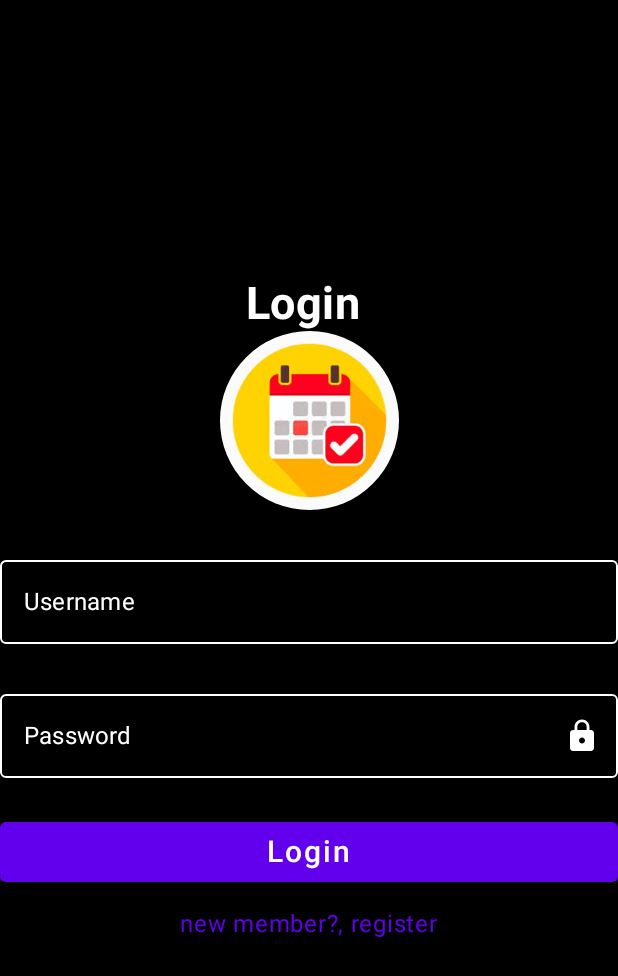
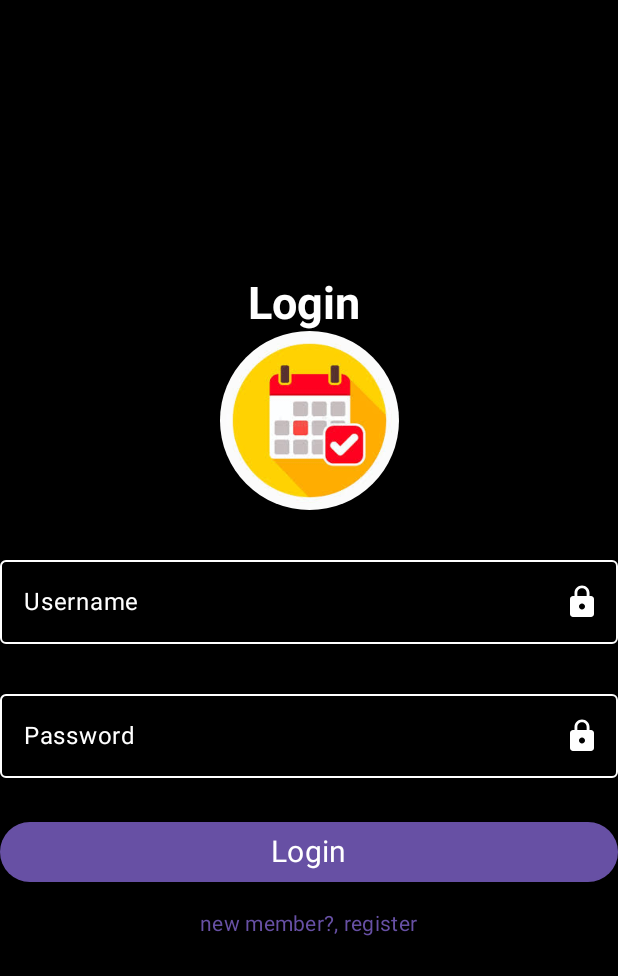
Before and after one commit to ziko387/Reminder-app, an Android app built with Jetpack Compose: the @Preview function LoginScreenPreview, on a phone screen of 412 x 824 dp. Shown: the top 976 px of the screen. Run offline under Robolectric (Android 15) with nearby library versions, the phone set to English and light mode, and no system bars.

```diff
--- a/app/src/main/java/com/example/reminderapp/data/database/ReminderDatabase.kt
+++ b/app/src/main/java/com/example/reminderapp/data/database/ReminderDatabase.kt
@@ -6,8 +6,11 @@ import androidx.room.RoomDatabase
 import com.example.reminderapp.data.model.Reminder
 import com.example.reminderapp.data.Dao.ReminderDao
 import androidx.room.Room
+import com.example.reminderapp.Converter
+import androidx.room.TypeConverters
 
 @Database(entities = [Reminder::class,], version = 1)
+@TypeConverters(Converter::class)
 abstract class AppDatabase : RoomDatabase() {
     abstract fun reminderDao(): ReminderDao
     companion object {
--- a/app/src/main/java/com/example/reminderapp/data/model/Reminder.kt
+++ b/app/src/main/java/com/example/reminderapp/data/model/Reminder.kt
@@ -7,8 +7,8 @@ import java.time.LocalDateTime
 
 @Entity(tableName = "reminder")
 data class Reminder(
-    @PrimaryKey(autoGenerate = true) val reminderid: Int,
-    val userid: Int,
+    @PrimaryKey(autoGenerate = true) val reminderId: Int,
+    val userId: Int,
     val name: String,
     val description: String,
     val datetime: LocalDateTime,
--- a/app/src/main/java/com/example/reminderapp/presentation/RemainderViewModel.kt
+++ b/app/src/main/java/com/example/reminderapp/presentation/RemainderViewModel.kt
@@ -3,7 +3,6 @@ package com.example.reminderapp.presentation
 import com.example.reminderapp.data.Repository.ReminderRepository
 import com.example.reminderapp.data.model.Reminder
 import androidx.lifecycle.ViewModel
-import com.example.reminderapp.data.model.User
 import kotlinx.coroutines.flow.Flow
 import kotlinx.coroutines.runBlocking
 import java.time.LocalDateTime
@@ -12,7 +11,7 @@ import java.util.Date
 
 class ReminderViewModel(private val reminderRepository: ReminderRepository, ) : ViewModel() {
     val getUpcomingReminders: (Reminder) -> Unit = { remainder ->
-      reminderRepository.getUpcomingReminders(remainder.userid)
+      reminderRepository.getUpcomingReminders(remainder.userId)
     }
     val getCompletedReminders: (Reminder) -> Unit = { remainder ->
 
--- a/app/src/main/java/com/example/reminderapp/presentation/components/login.kt
+++ b/app/src/main/java/com/example/reminderapp/presentation/components/login.kt
@@ -14,8 +14,8 @@ import androidx.compose.foundation.layout.Arrangement
 import androidx.compose.foundation.layout.Spacer
 import androidx.compose.foundation.layout.fillMaxWidth
 import androidx.compose.foundation.layout.height
-import androidx.compose.material.Text
-import androidx.compose.material.MaterialTheme
+import androidx.compose.material3.Text
+import androidx.compose.material3.MaterialTheme
 import androidx.compose.ui.unit.sp
 import androidx.compose.ui.res.painterResource
 import com.example.reminderapp.R
@@ -24,20 +24,21 @@ import androidx.compose.ui.draw.clip
 import androidx.compose.ui.unit.dp
 import androidx.compose.foundation.shape.CircleShape
 import androidx.compose.ui.layout.ContentScale
-import androidx.compose.material.OutlinedTextField
+import androidx.compose.material3.OutlinedTextField
 import androidx.compose.ui.text.input.PasswordVisualTransformation
-import androidx.compose.material.Button
-import androidx.compose.material.TextButton
+import androidx.compose.material3.Button
+import androidx.compose.material3.TextButton
 import androidx.compose.ui.tooling.preview.Preview
 import androidx.compose.foundation.background
-import androidx.compose.material.IconButton
-import androidx.compose.material.TextFieldColors
+import androidx.compose.material3.IconButton
 import androidx.compose.ui.graphics.Color
 import androidx.compose.ui.text.font.FontWeight
-import androidx.compose.material.TextFieldDefaults
 import androidx.compose.material.icons.Icons
 import androidx.compose.material.icons.filled.Lock
+
+
 import androidx.compose.material3.Icon
+import androidx.compose.material3.OutlinedTextFieldDefaults
 import androidx.compose.ui.text.input.VisualTransformation
 
 
@@ -58,7 +59,7 @@ fun LoginScreen() {
             text = "Login ",
             color = Color.White,
             fontWeight = FontWeight.Bold,
-            style = MaterialTheme.typography.h4,
+            style = MaterialTheme.typography.headlineMedium,
             fontSize = 30.sp
         )
         Image(
@@ -72,16 +73,42 @@ fun LoginScreen() {
         OutlinedTextField(
             value = username,
             onValueChange = { username = it },
+            modifier = Modifier.fillMaxWidth(),
             label = { Text("Username") },
-            colors = TextFieldDefaults.outlinedTextFieldColors(
+            colors = OutlinedTextFieldDefaults.colors(
                 focusedBorderColor = Color.White,
                 unfocusedBorderColor = Color.White,
-                textColor = Color.White,
                 focusedLabelColor = Color.White,
-                unfocusedLabelColor = Color.White
+               unfocusedLabelColor = Color.White
+
             ),
+
+//            colors = TextFieldDefaults.outlinedTextFieldColors(
+//                focusedBorderColor = Color.White,
+//                unfocusedBorderColor = Color.White,
+//                textColor = Color.White,
+//                focusedLabelColor = Color.White,
+//                unfocusedLabelColor = Color.White
+
+//            ),
             singleLine = true,
-            modifier = Modifier.fillMaxWidth(),
+            visualTransformation =if(passwordVisible)
+                VisualTransformation.None else PasswordVisualTransformation(),
+            trailingIcon = {
+                val image = if (passwordVisible)
+                    Icons.Default.Lock
+
+                else Icons.Default.Lock
+
+
+                IconButton(onClick = { passwordVisible = !passwordVisible }) {
+                    Icon(imageVector = image, contentDescription = if(passwordVisible)
+                        "Hide Password" else "Show Password",
+                        tint = Color.White)
+
+                }
+            }
+
         )
         Spacer(Modifier.height(25.dp))
 
@@ -90,19 +117,22 @@ fun LoginScreen() {
             onValueChange = { password = it },
             label = { Text("Password") },
             modifier = Modifier.fillMaxWidth(),
-            colors = TextFieldDefaults.outlinedTextFieldColors(
+            colors = OutlinedTextFieldDefaults.colors(
                 focusedBorderColor = Color.White,
                 unfocusedBorderColor = Color.White,
-                textColor = Color.White,
                 focusedLabelColor = Color.White,
-                unfocusedLabelColor = Color.White),
+                unfocusedLabelColor = Color.White
+            ),
+
             singleLine = true,
             visualTransformation =if(passwordVisible)
                 VisualTransformation.None else PasswordVisualTransformation(),
             trailingIcon = {
                 val image = if (passwordVisible)
                     Icons.Default.Lock
+
                 else Icons.Default.Lock
+
 
                 IconButton(onClick = { passwordVisible = !passwordVisible }) {
                     Icon(imageVector = image, contentDescription = if(passwordVisible)
@@ -118,7 +148,7 @@ fun LoginScreen() {
         Button(onClick = {}, modifier = Modifier.fillMaxWidth()) {
            Text(
                text = "Login",
-               style = MaterialTheme.typography.button,
+               style = MaterialTheme.typography.bodyMedium,
                fontSize = 20.sp
            )
 
@@ -127,13 +157,15 @@ fun LoginScreen() {
         TextButton(onClick = {  }) {
             Text(
                 text = "new member?, register",
-                style = MaterialTheme.typography.body1)
+                style = MaterialTheme.typography.bodyMedium)
 
         }
 
     }
 }
 
+
+
 @Preview(showBackground = true)
 @Composable
 fun LoginScreenPreview() {
--- a/app/src/main/java/com/example/reminderapp/presentation/screen/intro/intro.kt
+++ b/app/src/main/java/com/example/reminderapp/presentation/screen/intro/intro1.kt
@@ -6,4 +6,5 @@ import androidx.navigation.NavController
 @Composable
 fun Intro_Screen(navController: NavController) {
 
+
 }
--- /dev/null
+++ b/app/src/main/java/com/example/reminderapp/presentation/screen/intro/intro2.kt
@@ -0,0 +1 @@
+package com.example.reminderapp.presentation.screen.intro
--- /dev/null
+++ b/app/src/main/java/com/example/reminderapp/presentation/screen/intro/intro3.kt
@@ -0,0 +1 @@
+package com.example.reminderapp.presentation.screen.intro
```
Also changed, not shown: app/build.gradle.kts (+17 -11 lines), app/src/main/java/com/example/reminderapp/Converter.kt (added, +17 -0 lines), app/src/main/java/com/example/reminderapp/MainActivity.kt (+2 -5 lines), app/src/main/java/com/example/reminderapp/data/Dao/ReminderDao.kt (+15 -6 lines), app/src/main/java/com/example/reminderapp/data/Repository/ReminderRepository.kt (+4 -5 lines), app/src/main/java/com/example/reminderapp/presentation/UserViewModel.kt (deleted, +0 -39 lines), app/src/main/java/com/example/reminderapp/presentation/components/SplashScreen.kt (+58 -1 lines), app/src/main/java/com/example/reminderapp/presentation/components/UserInfoCard.kt (deleted, +0 -9 lines), app/src/main/java/com/example/reminderapp/presentation/components/logoutCard.kt (+10 -7 lines), app/src/main/java/com/example/reminderapp/presentation/navigation/NavGraph.kt (+12 -1 lines), app/src/main/java/com/example/reminderapp/presentation/screen/user/userInfo.kt (deleted, +0 -26 lines), app/src/main/res/drawable/calender.png (added).
